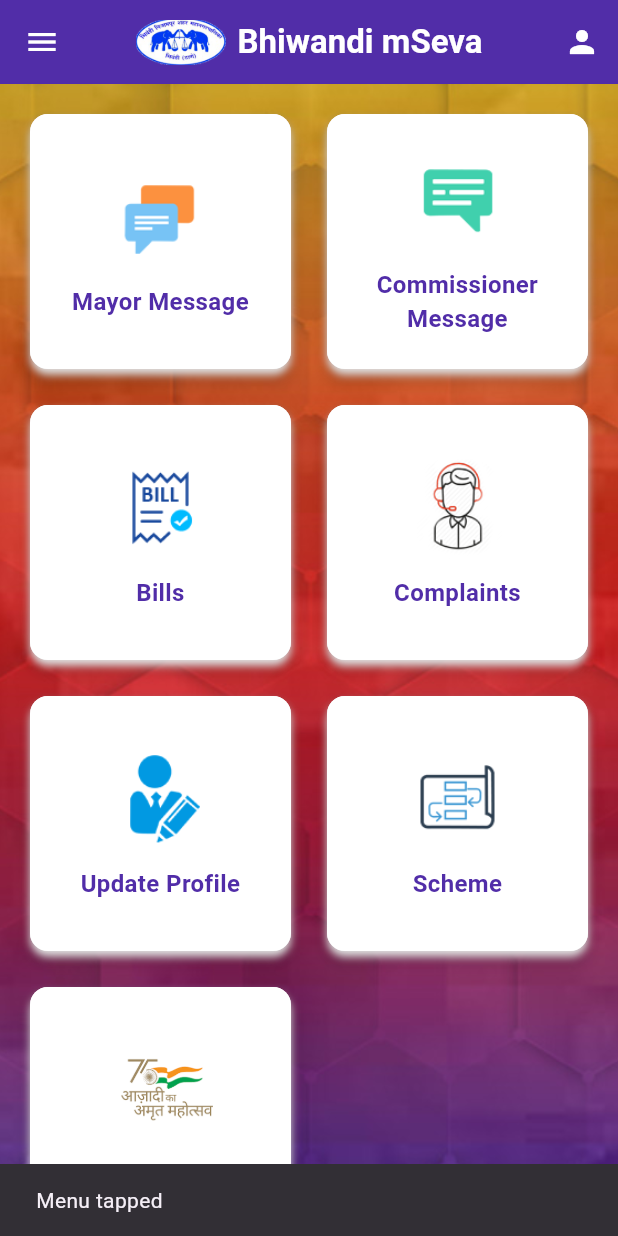
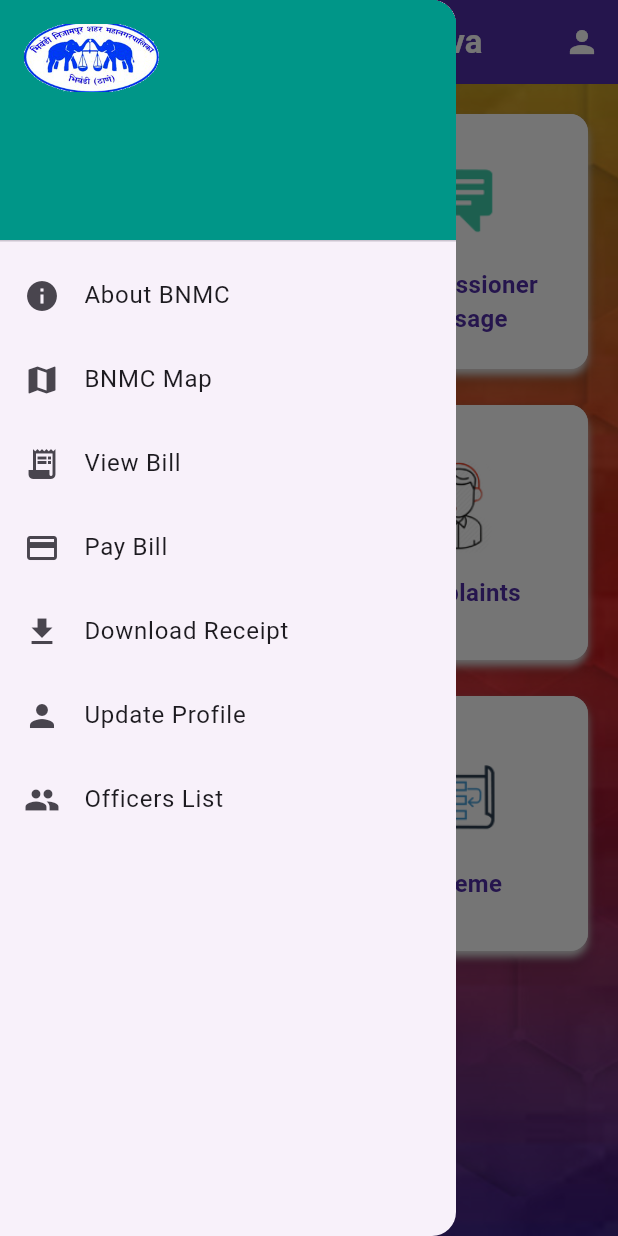
Before and after one commit to vedw3je/bnmc_ved, a Flutter app: the HomeScreen screen opened directly with empty values, after a tap on the "menu" icon, on a phone screen of 412 x 824 dp. Run offline on Flutter 3.47's test engine with Material 3 defaults, Android fonts, the phone set to English and light mode, and no system bars; our stand-ins replace bloc, equatable, flutter_bloc, html_unescape, shared_preferences; accounts and stored records are empty; network calls fail.

Commit message:
added drawer

```diff
--- a/lib/home/homescreen.dart
+++ b/lib/home/homescreen.dart
@@ -1,4 +1,5 @@
 import 'package:bncmc/home/widgets/appbar.dart';
+import 'package:bncmc/home/widgets/drawer.dart';
 import 'package:bncmc/home/widgets/homecards.dart';
 import 'package:bncmc/register/model/user_details.dart';
 import 'package:bncmc/repository/user_details_repository.dart';
@@ -14,6 +15,7 @@
 
 class _HomeScreenState extends State<HomeScreen> {
   UserDetails? userDetails;
+  final GlobalKey<ScaffoldState> _scaffoldKey = GlobalKey<ScaffoldState>();
 
   Future<UserDetails?> getUserDetails() async {
     // Fetch user details from the repository
@@ -46,9 +48,11 @@
         ),
       ),
       child: Scaffold(
+        key: _scaffoldKey,
+        drawer: BNMCDrawer(scaffoldKey: _scaffoldKey, userDetails: userDetails),
         backgroundColor:
             Colors.transparent, // Make scaffold background transparent
-        appBar: const CustomAppBar(),
+        appBar: CustomAppBar(scaffoldKey: _scaffoldKey),
         body: SingleChildScrollView(
           child: Padding(
             padding: const EdgeInsets.all(16.0),
--- a/lib/home/widgets/appbar.dart
+++ b/lib/home/widgets/appbar.dart
@@ -1,11 +1,18 @@
 import 'package:flutter/material.dart';
 
-class CustomAppBar extends StatelessWidget implements PreferredSizeWidget {
-  const CustomAppBar({super.key});
+class CustomAppBar extends StatefulWidget implements PreferredSizeWidget {
+  final GlobalKey<ScaffoldState> scaffoldKey;
+
+  const CustomAppBar({super.key, required this.scaffoldKey});
+
+  @override
+  State<CustomAppBar> createState() => _CustomAppBarState();
 
   @override
   Size get preferredSize => const Size.fromHeight(kToolbarHeight);
+}
 
+class _CustomAppBarState extends State<CustomAppBar> {
   @override
   Widget build(BuildContext context) {
     return AppBar(
@@ -14,15 +21,12 @@
       leading: IconButton(
         icon: const Icon(Icons.menu, color: Colors.white),
         onPressed: () {
-          // TODO: Open drawer or handle menu tap
-          ScaffoldMessenger.of(
-            context,
-          ).showSnackBar(const SnackBar(content: Text("Menu tapped")));
+          print("Menu tapped");
+          widget.scaffoldKey.currentState?.openDrawer();
         },
       ),
       title: Row(
-        mainAxisSize: MainAxisSize.min, // Prevent extra space
-
+        mainAxisSize: MainAxisSize.min,
         children: [
           SizedBox(
             width: 60,
@@ -32,19 +36,17 @@
               fit: BoxFit.cover,
             ),
           ),
-          const SizedBox(width: 8), // Space between image and text
+          const SizedBox(width: 8),
           const Text(
             'Bhiwandi mSeva',
             style: TextStyle(color: Colors.white, fontWeight: FontWeight.bold),
           ),
         ],
       ),
-
       actions: [
         IconButton(
           icon: const Icon(Icons.person, color: Colors.white),
           onPressed: () {
-            // TODO: Navigate to profile or handle tap
             ScaffoldMessenger.of(
               context,
             ).showSnackBar(const SnackBar(content: Text("Profile tapped")));
--- /dev/null
+++ b/lib/home/widgets/drawer.dart
@@ -0,0 +1,156 @@
+import 'package:bncmc/bnmc_map/bnmc_map.dart';
+import 'package:bncmc/register/model/user_details.dart';
+import 'package:flutter/material.dart';
+import 'package:shared_preferences/shared_preferences.dart';
+
+class BNMCDrawer extends StatefulWidget {
+  final GlobalKey<ScaffoldState> scaffoldKey;
+  final UserDetails? userDetails;
+  const BNMCDrawer({
+    super.key,
+    required this.scaffoldKey,
+    required this.userDetails,
+  });
+
+  @override
+  State<BNMCDrawer> createState() => _BNMCDrawerState();
+}
+
+class _BNMCDrawerState extends State<BNMCDrawer> {
+  int selectedIndex = -1;
+
+  @override
+  void initState() {
+    super.initState();
+    _loadSelectedIndex();
+  }
+
+  Future<void> _loadSelectedIndex() async {
+    final prefs = await SharedPreferences.getInstance();
+    setState(() {
+      selectedIndex = prefs.getInt('selectedDrawerIndex') ?? -1;
+    });
+  }
+
+  Future<void> _saveSelectedIndex(int index) async {
+    final prefs = await SharedPreferences.getInstance();
+    await prefs.setInt('selectedDrawerIndex', index);
+  }
+
+  void _onItemTap(int index, VoidCallback onTap) {
+    setState(() {
+      selectedIndex = index;
+    });
+    _saveSelectedIndex(index);
+    onTap();
+  }
+
+  @override
+  Widget build(BuildContext context) {
+    return Drawer(
+      child: ListView(
+        padding: EdgeInsets.zero,
+        children: [
+          DrawerHeader(
+            decoration: const BoxDecoration(color: Colors.teal),
+            child: Column(
+              crossAxisAlignment: CrossAxisAlignment.start,
+              children: [
+                Image.asset(
+                  'assets/drawable/bncmc_nav_head.png',
+                  filterQuality: FilterQuality.high,
+                  fit: BoxFit.cover,
+                  width: 90,
+                  height: 45,
+                ),
+                const Spacer(),
+                Text(
+                  widget.userDetails!.firstName,
+                  style: TextStyle(
+                    color: Colors.white,
+                    fontSize: 18,
+                    fontWeight: FontWeight.bold,
+                  ),
+                ),
+              ],
+            ),
+          ),
+          _buildDrawerItem(
+            index: 0,
+            icon: Icons.info,
+            title: 'About BNMC',
+            onTap:
+                () => _onItemTap(0, () {
+                  // Navigate to About screen
+                }),
+          ),
+          _buildDrawerItem(
+            index: 1,
+            icon: Icons.map,
+            title: 'BNMC Map',
+            onTap:
+                () => _onItemTap(1, () {
+                  Navigator.push(
+                    context,
+                    MaterialPageRoute(
+                      builder: (context) => const BnmcMapScreen(),
+                    ),
+                  );
+                }),
+          ),
+          _buildDrawerItem(
+            index: 2,
+            icon: Icons.receipt_long,
+            title: 'View Bill',
+            onTap: () => _onItemTap(2, () {}),
+          ),
+          _buildDrawerItem(
+            index: 3,
+            icon: Icons.payment,
+            title: 'Pay Bill',
+            onTap: () => _onItemTap(3, () {}),
+          ),
+          _buildDrawerItem(
+            index: 4,
+            icon: Icons.download,
+            title: 'Download Receipt',
+            onTap: () => _onItemTap(4, () {}),
+          ),
+          _buildDrawerItem(
+            index: 5,
+            icon: Icons.person,
+            title: 'Update Profile',
+            onTap: () => _onItemTap(5, () {}),
+          ),
+          _buildDrawerItem(
+            index: 6,
+            icon: Icons.group,
+            title: 'Officers List',
+            onTap: () => _onItemTap(6, () {}),
+          ),
+        ],
+      ),
+    );
+  }
+
+  Widget _buildDrawerItem({
+    required int index,
+    required IconData icon,
+    required String title,
+    required VoidCallback onTap,
+  }) {
+    final bool isSelected = selectedIndex == index;
+    return ListTile(
+      leading: Icon(icon, color: isSelected ? Colors.teal : null),
+      title: Text(
+        title,
+        style: TextStyle(
+          color: isSelected ? Colors.teal : null,
+          fontWeight: isSelected ? FontWeight.bold : FontWeight.normal,
+        ),
+      ),
+      selected: isSelected,
+      onTap: onTap,
+    );
+  }
+}
--- a/pubspec.yaml
+++ b/pubspec.yaml
@@ -40,6 +40,7 @@
   http: ^1.3.0
   xml: ^6.5.0
   html_unescape: ^2.0.0
+  shared_preferences: ^2.5.3
 
 dev_dependencies:
   flutter_test:
```
Also changed, not shown: lib/bnmc_map/bnmc_map.dart (added, +55 -0 lines), lib/commonwidgets/appbar_static.dart (added, +35 -0 lines), lib/commonwidgets/gradient_container.dart (added, +37 -0 lines), pubspec.lock, 7 other files.
